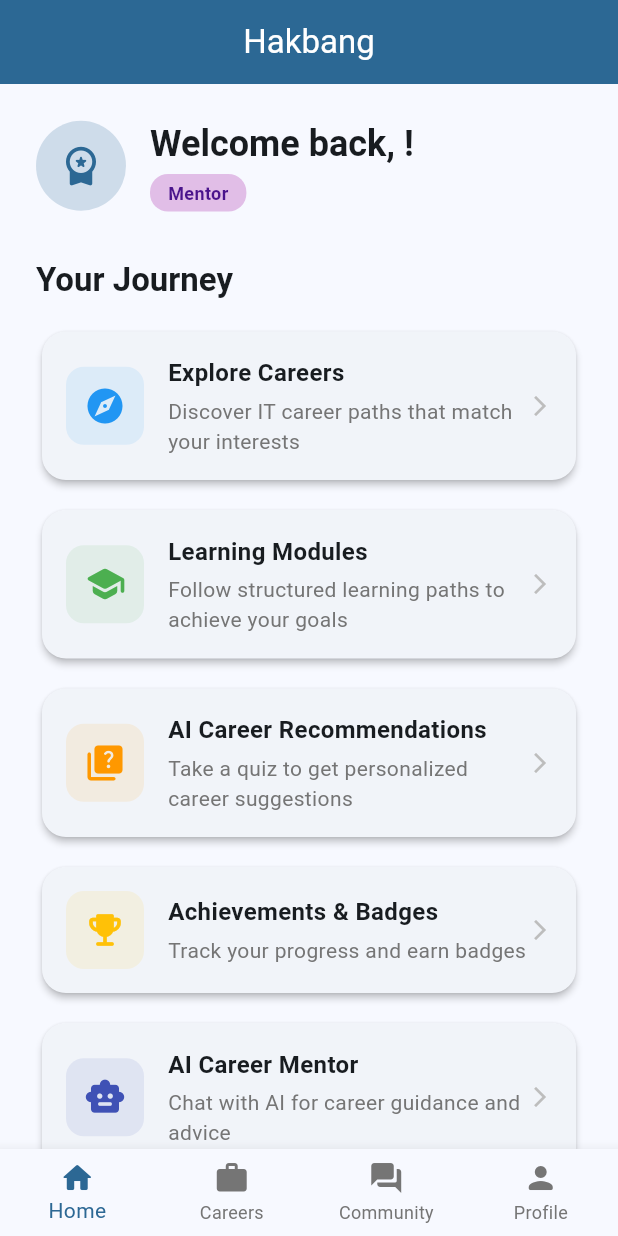
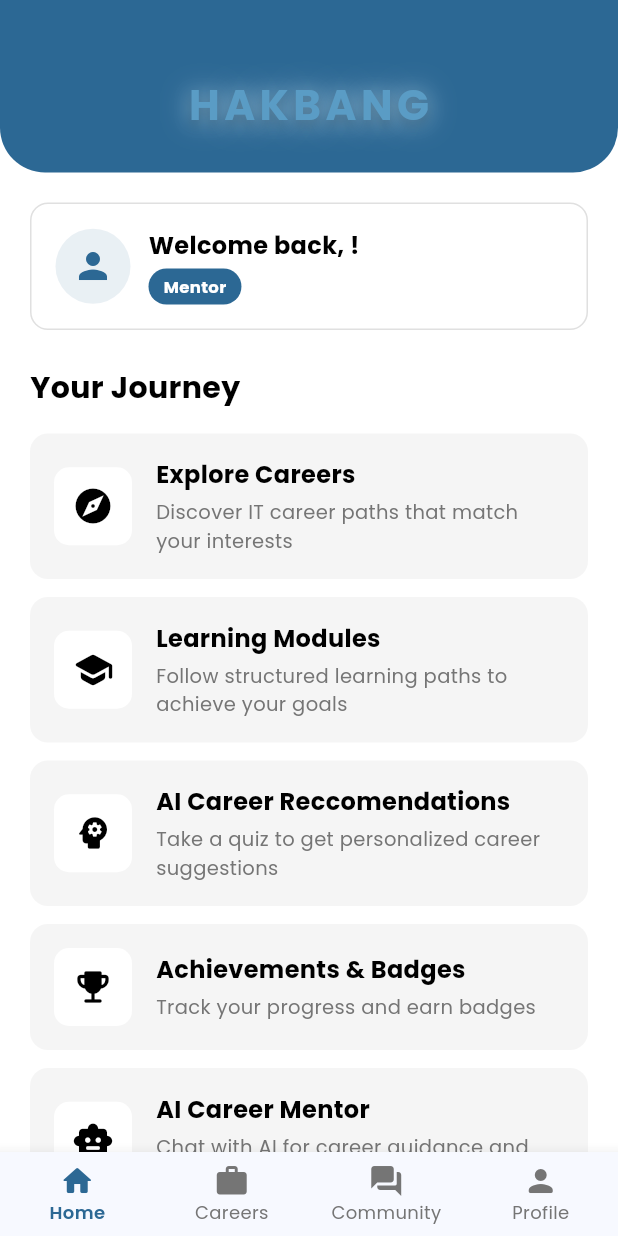
Before and after one commit to Shiroe28/Hakbang-Frontend, a Flutter app: the MainScreen screen opened directly with empty values, on a phone screen of 412 x 824 dp. Run offline on Flutter 3.47's test engine with Material 3 defaults, Android fonts, the phone set to English and light mode, and no system bars; our stand-ins replace flutter_secure_storage, google_fonts, image_picker; accounts and stored records are empty; network calls fail.

Commit message:
main_screen, header, Fonts

```diff
--- a/lib/screens/main_screen.dart
+++ b/lib/screens/main_screen.dart
@@ -1,11 +1,12 @@
 import 'package:flutter/material.dart';
 import 'package:provider/provider.dart';
+import 'package:google_fonts/google_fonts.dart';
 import '../services/storage_service.dart';
 import '../providers/user_provider.dart';
 import 'careers_screen.dart';
 import 'profile_screen.dart';
+import 'community_screen.dart';
 import 'recommendation_quiz_screen.dart';
-import 'community_screen.dart';
 import 'notifications_screen.dart';
 import 'help_support_screen.dart';
 import 'badges_screen.dart';
@@ -97,6 +98,13 @@ class _MainScreenState extends State<MainScreen> {
         type: BottomNavigationBarType.fixed,
         selectedItemColor: Theme.of(context).primaryColor,
         unselectedItemColor: Colors.grey[600],
+        selectedLabelStyle: GoogleFonts.poppins(
+          fontWeight: FontWeight.w600,
+          fontSize: 12,
+        ),
+        unselectedLabelStyle: GoogleFonts.poppins(
+          fontSize: 12,
+        ),
         items: const [
           BottomNavigationBarItem(
             icon: Icon(Icons.home_rounded),
@@ -136,60 +144,110 @@ class HomeTabScreen extends StatelessWidget {
   @override
   Widget build(BuildContext context) {
     return Scaffold(
-      appBar: AppBar(
-        title: const Text('Hakbang'),
-        centerTitle: true,
+      backgroundColor: Colors.white,
+      body: Column(
+        children: [
+          // Blue Header Section with HAKBANG logo
+          Container(
+            width: double.infinity,
+            decoration: const BoxDecoration(
+              color: Color(0xFF2c6894), // Azure blue
+              borderRadius: BorderRadius.only(
+                bottomLeft: Radius.circular(30),
+                bottomRight: Radius.circular(30),
               ),
-      body: SingleChildScrollView(
-        padding: const EdgeInsets.all(24.0),
+            ),
+            padding: const EdgeInsets.fromLTRB(20, 50, 20, 25),
+            child: Column(
+              children: [
+                // HAKBANG Text with Glow Effect and Lifted Appearance
+                Text(
+                  'HAKBANG',
+                  style: GoogleFonts.poppins(
+                    color: const Color(0xFF5A9CC5), // Lighter blue - lifted color
+                    fontSize: 28,
+                    fontWeight: FontWeight.bold,
+                    letterSpacing: 3,
+                    shadows: [
+                      Shadow(
+                        color: const Color(0xFF5A9CC5).withOpacity(0.8),
+                        blurRadius: 15,
+                        offset: const Offset(0, 2),
+                      ),
+                      Shadow(
+                        color: Colors.white.withOpacity(0.5),
+                        blurRadius: 25,
+                        offset: const Offset(0, 1),
+                      ),
+                      Shadow(
+                        color: Colors.black.withOpacity(0.2),
+                        blurRadius: 8,
+                        offset: const Offset(0, 4),
+                      ),
+                    ],
+                  ),
+                ),
+              ],
+            ),
+          ),
+
+          // Scrollable Content
+          Expanded(
+            child: SingleChildScrollView(
+              child: Padding(
+                padding: const EdgeInsets.all(20.0),
                 child: Column(
                   crossAxisAlignment: CrossAxisAlignment.start,
                   children: [
                     // Welcome Section
-            Row(
+                    Container(
+                      width: double.infinity,
+                      padding: const EdgeInsets.all(16),
+                      decoration: BoxDecoration(
+                        color: Colors.white,
+                        borderRadius: BorderRadius.circular(12),
+                        border: Border.all(color: Colors.grey[300]!),
+                      ),
+                      child: Row(
                         children: [
                           CircleAvatar(
-                  radius: 30,
-                  backgroundColor: Theme.of(context).primaryColor.withValues(alpha: 0.2),
-                  child: Icon(
-                    role == 'student'
-                        ? Icons.school_rounded
-                        : Icons.workspace_premium_rounded,
-                    size: 30,
-                    color: Theme.of(context).primaryColor,
+                            radius: 25,
+                            backgroundColor: const Color(0xFF2c6894).withOpacity(0.1),
+                            child: const Icon(
+                              Icons.person,
+                              size: 28,
+                              color: Color(0xFF2c6894),
                             ),
                           ),
-                const SizedBox(width: 16),
+                          const SizedBox(width: 12),
                           Expanded(
                             child: Column(
                               crossAxisAlignment: CrossAxisAlignment.start,
                               children: [
                                 Text(
                                   'Welcome back${username != null ? ", $username" : ""}!',
-                        style: Theme.of(context).textTheme.headlineSmall?.copyWith(
+                                  style: GoogleFonts.poppins(
                                     fontWeight: FontWeight.bold,
+                                    fontSize: 16,
+                                    color: Colors.black,
                                   ),
                                 ),
                                 const SizedBox(height: 4),
                                 Container(
                                   padding: const EdgeInsets.symmetric(
-                          horizontal: 12,
+                                    horizontal: 10,
                                     vertical: 4,
                                   ),
                                   decoration: BoxDecoration(
-                          color: role == 'student'
-                              ? Colors.blue[100]
-                              : Colors.purple[100],
+                                    color: const Color(0xFF2c6894),
                                     borderRadius: BorderRadius.circular(12),
                                   ),
                                   child: Text(
                                     role == 'student' ? 'Student' : 'Mentor',
-                          style: TextStyle(
-                            color: role == 'student'
-                                ? Colors.blue[900]
-                                : Colors.purple[900],
+                                    style: GoogleFonts.poppins(
+                                      color: Colors.white,
                                       fontWeight: FontWeight.bold,
-                            fontSize: 12,
+                                      fontSize: 11,
                                     ),
                                   ),
                                 ),
@@ -198,24 +256,26 @@ class HomeTabScreen extends StatelessWidget {
                           ),
                         ],
                       ),
-            const SizedBox(height: 32),
+                    ),
+                    const SizedBox(height: 24),
 
-            // Quick Stats or Info Cards
+                    // Your Journey Section Title
                     Text(
                       'Your Journey',
-              style: Theme.of(context).textTheme.titleLarge?.copyWith(
+                      style: GoogleFonts.poppins(
                         fontWeight: FontWeight.bold,
+                        fontSize: 20,
+                        color: Colors.black,
                       ),
                     ),
                     const SizedBox(height: 16),
 
-            // Info Cards
-            _buildInfoCard(
+                    // Menu Items Cards - 8 total (scrollable)
+                    _buildMenuCard(
                       context,
                       icon: Icons.explore_rounded,
                       title: 'Explore Careers',
                       description: 'Discover IT career paths that match your interests',
-              color: Colors.blue,
                       onTap: () {
                         // Navigate to Careers tab
                         onNavigateToTab?.call(1);
@@ -223,12 +283,11 @@ class HomeTabScreen extends StatelessWidget {
                     ),
                     const SizedBox(height: 12),
 
-            _buildInfoCard(
+                    _buildMenuCard(
                       context,
                       icon: Icons.school_rounded,
                       title: 'Learning Modules',
                       description: 'Follow structured learning paths to achieve your goals',
-              color: Colors.green,
                       onTap: () {
                         // Navigate to Careers tab (index 1) where modules are shown
                         onNavigateToTab?.call(1);
@@ -236,12 +295,11 @@ class HomeTabScreen extends StatelessWidget {
                     ),
                     const SizedBox(height: 12),
 
-            _buildInfoCard(
+                    _buildMenuCard(
                       context,
-              icon: Icons.quiz_rounded,
-              title: 'AI Career Recommendations',
+                      icon: Icons.psychology_rounded,
+                      title: 'AI Career Reccomendations',
                       description: 'Take a quiz to get personalized career suggestions',
-              color: Colors.orange,
                       onTap: () {
                         Navigator.push(
                           context,
@@ -253,12 +311,11 @@ class HomeTabScreen extends StatelessWidget {
                     ),
                     const SizedBox(height: 12),
 
-            _buildInfoCard(
+                    _buildMenuCard(
                       context,
                       icon: Icons.emoji_events_rounded,
                       title: 'Achievements & Badges',
                       description: 'Track your progress and earn badges',
-              color: Colors.amber,
                       onTap: () {
                         Navigator.push(
                           context,
@@ -270,12 +327,11 @@ class HomeTabScreen extends StatelessWidget {
                     ),
                     const SizedBox(height: 12),
 
-            _buildInfoCard(
+                    _buildMenuCard(
                       context,
                       icon: Icons.smart_toy_rounded,
                       title: 'AI Career Mentor',
                       description: 'Chat with AI for career guidance and advice',
-              color: Colors.indigo,
                       onTap: () {
                         Navigator.push(
                           context,
@@ -287,12 +343,11 @@ class HomeTabScreen extends StatelessWidget {
                     ),
                     const SizedBox(height: 12),
 
-            _buildInfoCard(
+                    _buildMenuCard(
                       context,
                       icon: Icons.description_rounded,
                       title: 'AI Resume Builder',
                       description: 'Get AI-powered feedback on your resume',
-              color: Colors.teal,
                       onTap: () {
                         Navigator.push(
                           context,
@@ -304,12 +359,11 @@ class HomeTabScreen extends StatelessWidget {
                     ),
                     const SizedBox(height: 12),
 
-            _buildInfoCard(
+                    _buildMenuCard(
                       context,
                       icon: Icons.notifications_rounded,
                       title: 'Notifications',
                       description: 'Stay updated with latest news and updates',
-              color: Colors.purple,
                       onTap: () {
                         Navigator.push(
                           context,
@@ -321,12 +375,11 @@ class HomeTabScreen extends StatelessWidget {
                     ),
                     const SizedBox(height: 12),
 
-            _buildInfoCard(
+                    _buildMenuCard(
                       context,
                       icon: Icons.help_rounded,
                       title: 'Help & Support',
                       description: 'Get help and find answers to your questions',
-              color: Colors.teal,
                       onTap: () {
                         Navigator.push(
                           context,
@@ -339,33 +392,38 @@ class HomeTabScreen extends StatelessWidget {
                   ],
                 ),
               ),
+            ),
+          ),
+        ],
+      ),
     );
   }
 
-  Widget _buildInfoCard(
+  Widget _buildMenuCard(
     BuildContext context, {
     required IconData icon,
     required String title,
     required String description,
-    required Color color,
     VoidCallback? onTap,
   }) {
-    return Card(
-      elevation: 2,
-      child: InkWell(
+    return InkWell(
       onTap: onTap,
-        borderRadius: BorderRadius.circular(16),
-        child: Padding(
-          padding: const EdgeInsets.all(16.0),
+      borderRadius: BorderRadius.circular(12),
+      child: Container(
+        padding: const EdgeInsets.all(16),
+        decoration: BoxDecoration(
+          color: Colors.grey[100],
+          borderRadius: BorderRadius.circular(12),
+        ),
         child: Row(
           children: [
             Container(
               padding: const EdgeInsets.all(12),
               decoration: BoxDecoration(
-                  color: color.withValues(alpha: 0.1),
-                  borderRadius: BorderRadius.circular(12),
+                color: Colors.white,
+                borderRadius: BorderRadius.circular(10),
               ),
-                child: Icon(icon, color: color, size: 28),
+              child: Icon(icon, size: 28, color: Colors.black),
             ),
             const SizedBox(width: 16),
             Expanded(
@@ -374,26 +432,24 @@ class HomeTabScreen extends StatelessWidget {
                 children: [
                   Text(
                     title,
-                      style: const TextStyle(
+                    style: GoogleFonts.poppins(
                       fontWeight: FontWeight.bold,
                       fontSize: 16,
+                      color: Colors.black,
                     ),
                   ),
                   const SizedBox(height: 4),
                   Text(
                     description,
-                      style: TextStyle(
+                    style: GoogleFonts.poppins(
                       color: Colors.grey[600],
-                        fontSize: 14,
+                      fontSize: 13,
                     ),
                   ),
                 ],
               ),
             ),
-              if (onTap != null)
-                Icon(Icons.arrow_forward_ios, size: 16, color: Colors.grey[400]),
           ],
-          ),
         ),
       ),
     );
--- a/pubspec.yaml
+++ b/pubspec.yaml
@@ -25,6 +25,9 @@ dependencies:
   # UI components
   cupertino_icons: ^1.0.2
 
+  # Google Fonts
+  google_fonts: ^6.1.0
+
   # Image picker for profile pictures
   image_picker: ^1.0.7
 
```
Also changed, not shown: pubspec.lock. Lines whose indentation alone changed are shown as unchanged.
